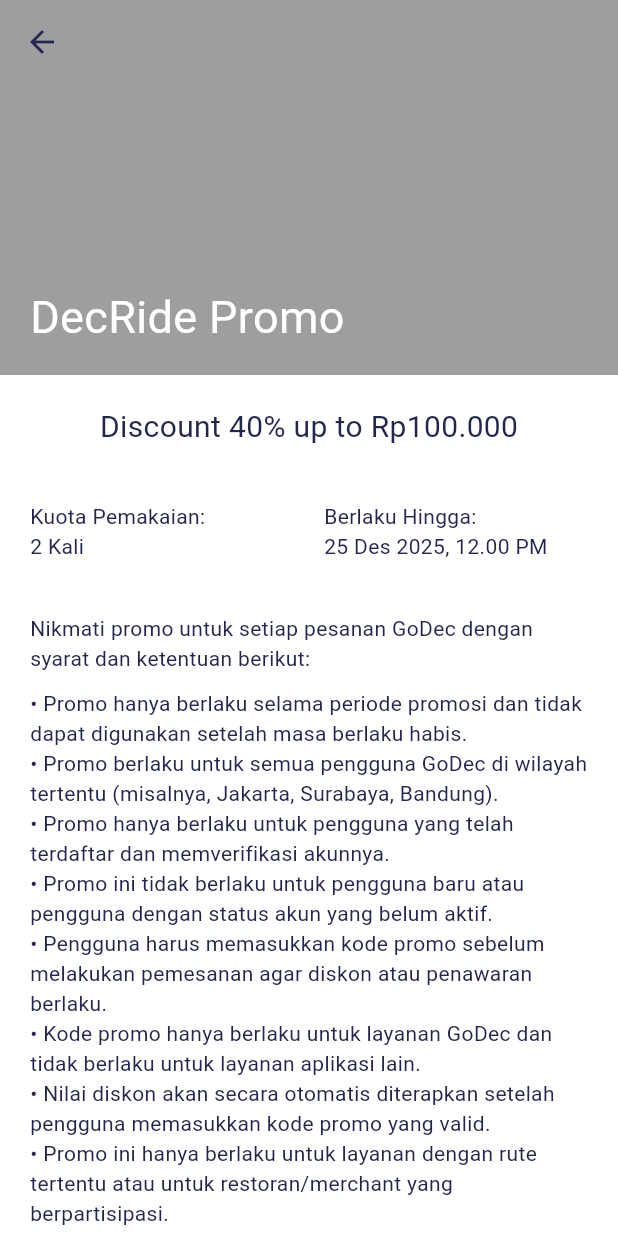
After one commit to HengkyLaurencio/GoDec, a Flutter app: the PromoPage screen opened directly, after a tap on "OTW dari & ke bandara hemat banget!", on a phone screen of 412 x 824 dp. The commit adds this screen. Run offline on Flutter 3.47's test engine with Material 3 defaults, Android fonts, the phone set to English and light mode, and no system bars; network calls fail.

Commit message:
new Promo Details Screen added and bugs fixed.

```diff
--- /dev/null
+++ b/lib/features/main/promo/presentation/promo_desc.dart
@@ -0,0 +1,153 @@
+import 'package:flutter/material.dart';
+
+class PromoDesc extends StatelessWidget {
+  const PromoDesc({super.key});
+
+  @override
+  Widget build(BuildContext context) {
+    final screenWidth = MediaQuery.of(context).size.width;
+
+    return Scaffold(
+      extendBodyBehindAppBar: true,
+      appBar: AppBar(
+        backgroundColor: Colors.transparent,
+        elevation: 0,
+        scrolledUnderElevation: 0,
+      ),
+      body: SingleChildScrollView(
+        child: Column(
+          crossAxisAlignment: CrossAxisAlignment.start,
+          children: [
+            SizedBox(
+              height: 250,
+              child: Stack(
+                children: [
+                  Positioned(
+                    top: 0,
+                    left: 0,
+                    right: 0,
+                    child: Container(
+                      width: screenWidth,
+                      color: Colors.grey,
+                      child: const Padding(
+                        padding:
+                            EdgeInsets.only(left: 20, bottom: 20, top: 190),
+                        child: Text(
+                          "DecRide Promo",
+                          style: TextStyle(
+                            fontSize: 30,
+                            color: Colors.white,
+                          ),
+                        ),
+                      ),
+                    ),
+                  ),
+                ],
+              ),
+            ),
+            const SizedBox(height: 20),
+            const Center(
+              child: Text(
+                "Discount 40% up to Rp100.000",
+                style: TextStyle(fontSize: 20),
+                textAlign: TextAlign.left,
+              ),
+            ),
+            const Padding(
+              padding:
+                  EdgeInsets.only(left: 20, right: 0, top: 35, bottom: 35),
+              child: Column(
+                crossAxisAlignment: CrossAxisAlignment.start,
+                children: [
+                  Row(
+                    mainAxisAlignment: MainAxisAlignment.spaceBetween,
+                    crossAxisAlignment: CrossAxisAlignment.start,
+                    children: [
+                      Expanded(
+                          child: Text(
+                        'Kuota Pemakaian:',
+                        textAlign: TextAlign.left,
+                      )),
+                      Expanded(
+                          child: Text(
+                        'Berlaku Hingga:',
+                        textAlign: TextAlign.left,
+                      )),
+                    ],
+                  ),
+                  Row(
+                    mainAxisAlignment: MainAxisAlignment.spaceBetween,
+                    children: [
+                      Expanded(
+                          child: Text(
+                        '2 Kali',
+                        textAlign: TextAlign.left,
+                      )),
+                      Expanded(
+                          child: Text(
+                        '25 Des 2025, 12.00 PM',
+                        textAlign: TextAlign.left,
+                      )),
+                    ],
+                  ),
+                ],
+              ),
+            ),
+            const Padding(
+              padding: EdgeInsets.only(left: 20, right: 15),
+              child: Column(
+                crossAxisAlignment: CrossAxisAlignment.start,
+                children: [
+                  Text(
+                      "Nikmati promo untuk setiap pesanan GoDec dengan syarat dan ketentuan berikut:"),
+                  SizedBox(height: 10),
+                  Text (
+                    "• Promo hanya berlaku selama periode promosi dan tidak dapat digunakan setelah masa berlaku habis."
+                  ),
+                  Text (
+                    "• Promo berlaku untuk semua pengguna GoDec di wilayah tertentu (misalnya, Jakarta, Surabaya, Bandung)."
+                  ),
+                  Text(
+                    "• Promo hanya berlaku untuk pengguna yang telah terdaftar dan memverifikasi akunnya."
+                  ),
+                  Text(
+                    "• Promo ini tidak berlaku untuk pengguna baru atau pengguna dengan status akun yang belum aktif."
+                  ),
+                  Text(
+                    "• Pengguna harus memasukkan kode promo sebelum melakukan pemesanan agar diskon atau penawaran berlaku."
+                  ),
+                  Text(
+                    "• Kode promo hanya berlaku untuk layanan GoDec dan tidak berlaku untuk layanan aplikasi lain."
+                  ),
+                  Text(
+                    "• Nilai diskon akan secara otomatis diterapkan setelah pengguna memasukkan kode promo yang valid."
+                  ),
+                  Text(
+                    "• Promo ini hanya berlaku untuk layanan dengan rute tertentu atau untuk restoran/merchant yang berpartisipasi."
+                  ),
+
+                  Text(
+                    "• Promo ini hanya berlaku untuk layanan dengan rute tertentu atau untuk restoran/merchant yang berpartisipasi."
+                  ),
+
+                  Text(
+                    "• Jika ditemukan adanya penyalahgunaan promo, GoDec berhak menonaktifkan akun pengguna yang bersangkutan atau membatalkan penggunaan promo."
+                  ),
+                  Text(
+                    "• Jika ditemukan adanya penyalahgunaan promo, GoDec berhak menonaktifkan akun pengguna yang bersangkutan atau membatalkan penggunaan promo."
+                  ),
+                  Text(
+                    "• Jika ditemukan adanya penyalahgunaan promo, GoDec berhak menonaktifkan akun pengguna yang bersangkutan atau membatalkan penggunaan promo."
+                  ),
+
+
+
+                ],
+              ),
+            )
+          ],
+        ),
+      ),
+    );
+  }
+}
--- /dev/null
+++ b/lib/features/main/promo/presentation/promo_list.dart
@@ -0,0 +1,17 @@
+import 'package:flutter/material.dart';
+
+class PromoList extends StatelessWidget {
+  const PromoList({super.key});
+
+  @override
+  Widget build(BuildContext context) {
+    return Scaffold(
+      appBar:  AppBar(
+        title: const Text('Vouchers & packs'),
+      ),
+      body: const SingleChildScrollView(
+
+      ),
+    );
+  }
+}
--- a/lib/features/main/promo/presentation/promo_page.dart
+++ b/lib/features/main/promo/presentation/promo_page.dart
@@ -1,8 +1,10 @@
 import 'package:flutter/material.dart';
 import 'package:godec/features/main/promo/presentation/promo_code.dart';
+import 'package:godec/features/main/promo/presentation/promo_list.dart';
 import 'package:godec/features/main/promo/presentation/widget/promocard.dart';
 import 'package:godec/features/main/promo/presentation/widget/promocard_small.dart';
 import 'package:godec/features/main/promo/presentation/widget/promomenu.dart';
+import 'package:godec/features/main/promo/presentation/promo_desc.dart';
 
 class PromoPage extends StatelessWidget {
   final String imageUrl =
@@ -68,6 +70,7 @@ class PromoPage extends StatelessWidget {
                     child: const Column(
                       children: [
                         PromoCard(
+                          targetScreen: PromoList(),
                           title: '186',
                           description: 'Vouchers & packs',
                         ),
@@ -100,6 +103,7 @@ class PromoPage extends StatelessWidget {
                           padding: EdgeInsets.only(
                               right: 10, bottom: 10, left: 16),
                           child: CardList(
+                            targetScreen: PromoDesc(),
                             title: 'OTW dari & ke bandara hemat banget!',
                             description: 'Kode GOBANDARA diskon s.d. 300RB',
                           ),
@@ -121,6 +125,7 @@ class PromoPage extends StatelessWidget {
                           padding: EdgeInsets.only(
                               right: 10, bottom: 10, left: 16),
                           child: CardList(
+                            targetScreen: PromoDesc(),
                             title: 'Promo GoDec tiap weekend!',
                             description:
                                 'Pasti diskon s.d. 30RB ke mana pun. Klik\nuntuk dapetin promonya!',
--- a/lib/features/main/promo/presentation/widget/promocard.dart
+++ b/lib/features/main/promo/presentation/widget/promocard.dart
@@ -3,16 +3,26 @@ import 'package:flutter/material.dart';
 class PromoCard extends StatelessWidget {
   final String title;
   final String description;
+  final Widget targetScreen;
 
   const PromoCard({
     super.key,
     required this.title,
     required this.description,
+    required this.targetScreen,
   });
 
   @override
   Widget build(BuildContext context) {
-    return Card(
+    return InkWell(
+    onTap: (){
+         Navigator.push(
+          context,
+          MaterialPageRoute(builder: (context) => targetScreen),
+        );
+      },
+
+    child: Card(
       elevation: 5,
       color: Colors.white,
       shape: RoundedRectangleBorder(
@@ -55,6 +65,7 @@ class PromoCard extends StatelessWidget {
           ]
         ),
       ),
+      ),
     );
   }
 }
--- a/lib/features/main/promo/presentation/widget/promomenu.dart
+++ b/lib/features/main/promo/presentation/widget/promomenu.dart
@@ -3,11 +3,24 @@ import 'package:flutter/material.dart';
 class CardList extends StatelessWidget {
   final String title;
   final String description;
-  const CardList({super.key, required this.title, required this.description});
+  final Widget targetScreen;
+  const CardList({super.key,
+    required this.title,
+    required this.description,
+    required this.targetScreen,
+    });
 
   @override
   Widget build(BuildContext context) {
-    return Container(
+    return InkWell(
+      onTap: (){
+         Navigator.push(
+          context,
+          MaterialPageRoute(builder: (context) => targetScreen),
+        );
+      },
+
+      child: Container(
       decoration: BoxDecoration(
         color: Colors.white,
         borderRadius: BorderRadius.circular(30),
@@ -65,6 +78,8 @@ class CardList extends StatelessWidget {
           ),
         ],
       ),
+    )
     );
+
   }
 }
```
